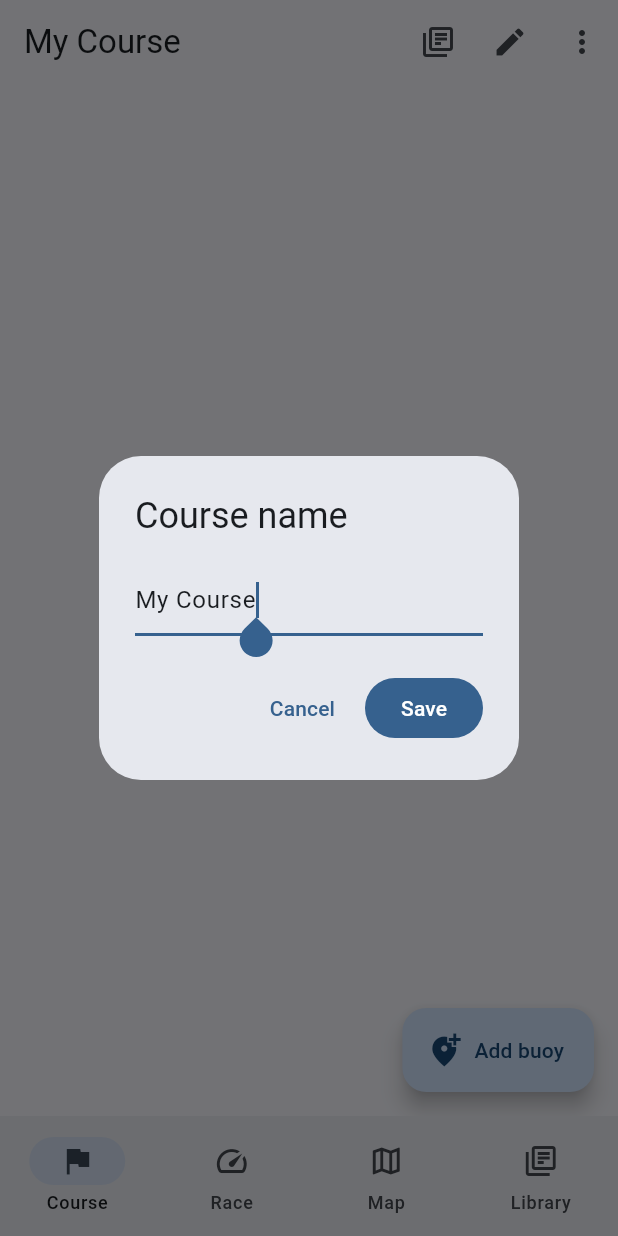
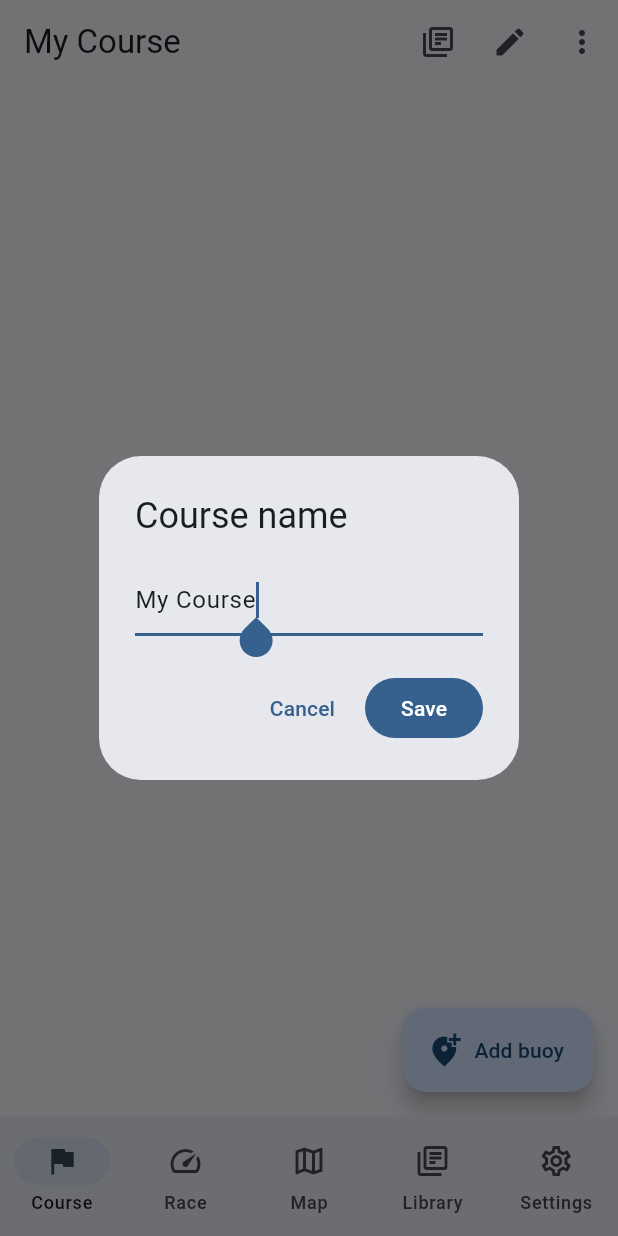
Before and after one commit to umutsoysal/SailRaceComputer, a Flutter app: the screen it shows after launch, after a tap on the "edit" icon, on a phone screen of 412 x 824 dp. Run offline on Flutter 3.47's test engine with Material 3 defaults, Android fonts, the phone set to English and light mode, and no system bars; our stand-ins replace geolocator, share_plus, shared_preferences; missing offline and left inert: file_selector.

Commit message:
settings placeholders

```diff
--- a/lib/app_shell.dart
+++ b/lib/app_shell.dart
@@ -4,6 +4,7 @@ import 'screens/course_screen.dart';
 import 'screens/library_screen.dart';
 import 'screens/map_screen.dart';
 import 'screens/race_screen.dart';
+import 'screens/settings_screen.dart';
 import 'services/position_source.dart';
 
 /// The user-facing app: Course editor + Race screen tabs.
@@ -63,6 +64,7 @@ class _AppShellState extends State<AppShell> {
               setState(() => _tab = 0);
             },
           ),
+          const SettingsScreen(),
         ],
       ),
       bottomNavigationBar: NavigationBar(
@@ -101,6 +103,11 @@ class _AppShellState extends State<AppShell> {
             icon: Icon(Icons.library_books_outlined),
             selectedIcon: Icon(Icons.library_books),
             label: 'Library',
+          ),
+          const NavigationDestination(
+            icon: Icon(Icons.settings_outlined),
+            selectedIcon: Icon(Icons.settings),
+            label: 'Settings',
           ),
         ],
       ),
--- /dev/null
+++ b/lib/screens/settings_screen.dart
@@ -0,0 +1,183 @@
+import 'package:flutter/material.dart';
+
+class SettingsScreen extends StatelessWidget {
+  const SettingsScreen({super.key});
+
+  @override
+  Widget build(BuildContext context) {
+    return Scaffold(
+      appBar: AppBar(title: const Text('Settings')),
+      body: ListView(
+        padding: const EdgeInsets.fromLTRB(16, 12, 16, 24),
+        children: [
+          _HeroCard(
+            title: 'General App Settings',
+            message:
+                'Privacy, terms, feedback, and future app preferences will live here.',
+          ),
+          const SizedBox(height: 16),
+          const _SettingsSection(
+            title: 'General',
+            items: [
+              _SettingsItem(
+                icon: Icons.tune,
+                title: 'App Preferences',
+                subtitle: 'Units, alerts, and other race-day defaults.',
+              ),
+              _SettingsItem(
+                icon: Icons.notifications_none,
+                title: 'Notifications',
+                subtitle: 'Control reminders and race-related alerts.',
+              ),
+            ],
+          ),
+          const SizedBox(height: 16),
+          const _SettingsSection(
+            title: 'Support',
+            items: [
+              _SettingsItem(
+                icon: Icons.feedback_outlined,
+                title: 'Feedback',
+                subtitle: 'Tell us what is working and what needs improvement.',
+              ),
+              _SettingsItem(
+                icon: Icons.help_outline,
+                title: 'Help',
+                subtitle: 'Tips and support resources for using the app.',
+              ),
+            ],
+          ),
+          const SizedBox(height: 16),
+          const _SettingsSection(
+            title: 'Legal',
+            items: [
+              _SettingsItem(
+                icon: Icons.privacy_tip_outlined,
+                title: 'Privacy',
+                subtitle: 'How your data and location information are handled.',
+              ),
+              _SettingsItem(
+                icon: Icons.description_outlined,
+                title: 'Terms of Use',
+                subtitle: 'The terms that apply when using Race Mate.',
+              ),
+            ],
+          ),
+        ],
+      ),
+    );
+  }
+}
+
+class _HeroCard extends StatelessWidget {
+  const _HeroCard({
+    required this.title,
+    required this.message,
+  });
+
+  final String title;
+  final String message;
+
+  @override
+  Widget build(BuildContext context) {
+    final colors = Theme.of(context).colorScheme;
+    return Container(
+      padding: const EdgeInsets.all(20),
+      decoration: BoxDecoration(
+        gradient: LinearGradient(
+          colors: [
+            colors.primaryContainer,
+            colors.surfaceContainerHighest,
+          ],
+          begin: Alignment.topLeft,
+          end: Alignment.bottomRight,
+        ),
+        borderRadius: BorderRadius.circular(24),
+      ),
+      child: Column(
+        crossAxisAlignment: CrossAxisAlignment.start,
+        children: [
+          Text(title, style: Theme.of(context).textTheme.headlineSmall),
+          const SizedBox(height: 8),
+          Text(message, style: Theme.of(context).textTheme.bodyMedium),
+        ],
+      ),
+    );
+  }
+}
+
+class _SettingsSection extends StatelessWidget {
+  const _SettingsSection({
+    required this.title,
+    required this.items,
+  });
+
+  final String title;
+  final List<_SettingsItem> items;
+
+  @override
+  Widget build(BuildContext context) {
+    return Column(
+      crossAxisAlignment: CrossAxisAlignment.start,
+      children: [
+        Padding(
+          padding: const EdgeInsets.symmetric(horizontal: 4),
+          child: Text(
+            title,
+            style: Theme.of(context).textTheme.labelLarge?.copyWith(
+                  color: Theme.of(context).colorScheme.primary,
+                ),
+          ),
+        ),
+        const SizedBox(height: 8),
+        Card(
+          clipBehavior: Clip.antiAlias,
+          child: Column(
+            children: [
+              for (int i = 0; i < items.length; i++) ...[
+                _SettingsTile(item: items[i]),
+                if (i != items.length - 1) const Divider(height: 1),
+              ],
+            ],
+          ),
+        ),
+      ],
+    );
+  }
+}
+
+class _SettingsTile extends StatelessWidget {
+  const _SettingsTile({required this.item});
+
+  final _SettingsItem item;
+
+  @override
+  Widget build(BuildContext context) {
+    return ListTile(
+      leading: CircleAvatar(
+        backgroundColor: Theme.of(context).colorScheme.surfaceContainerHighest,
+        child: Icon(item.icon),
+      ),
+      title: Text(item.title),
+      subtitle: Text(item.subtitle),
+      trailing: const Icon(Icons.chevron_right),
+      onTap: () {
+        ScaffoldMessenger.of(context).showSnackBar(
+          SnackBar(content: Text('${item.title} is coming soon.')),
+        );
+      },
+    );
+  }
+}
+
+class _SettingsItem {
+  const _SettingsItem({
+    required this.icon,
+    required this.title,
+    required this.subtitle,
+  });
+
+  final IconData icon;
+  final String title;
+  final String subtitle;
+}
```
Also changed, not shown: lib/screens/race_screen.dart (+121 -3 lines), 2 other files.
